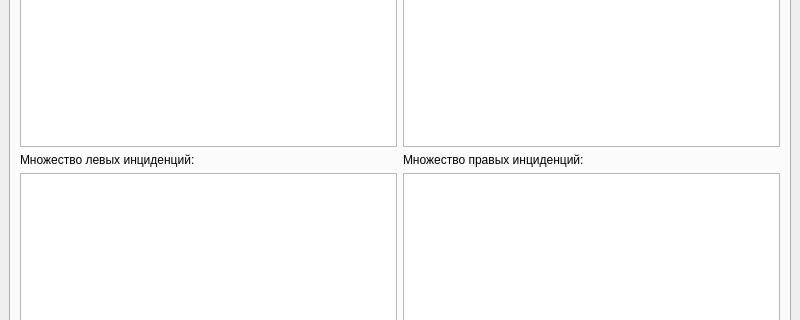
The window that graphconv.ui (NickSpv/GraphConv) describes before a commit, drawn with Qt 5; both pictures show x 0 to 800 and y 162 to 482 of the 800 by 600 pixel window.
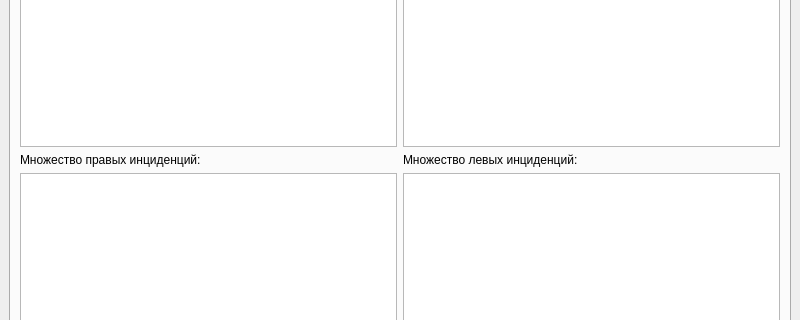
The same window after the commit. The open tabs and pages were chosen to show the change.

Diff of the .ui file:
```diff
--- a/graphconv.ui
+++ b/graphconv.ui
@@ -100,7 +100,7 @@
         <item row="2" column="2">
          <widget class="QLabel" name="label_4">
           <property name="text">
-           <string>Множество правых инциденций:</string>
+           <string>Множество левых инциденций:</string>
           </property>
          </widget>
         </item>
@@ -114,7 +114,7 @@
         <item row="2" column="0">
          <widget class="QLabel" name="label">
           <property name="text">
-           <string>Множество левых инциденций:</string>
+           <string>Множество правых инциденций:</string>
           </property>
          </widget>
         </item>
```
Left out of the diff: 2 changed lines with no effect on the pictures.
